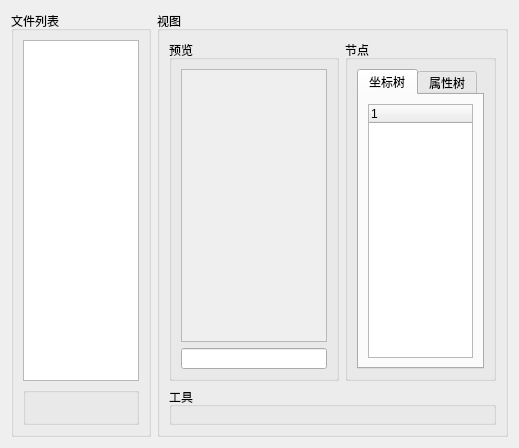
Above: Modules/CoordinateMeasure/scoordinatemeasure.ui from cnscj/WorkHelper before the change. Below: the same form after it.
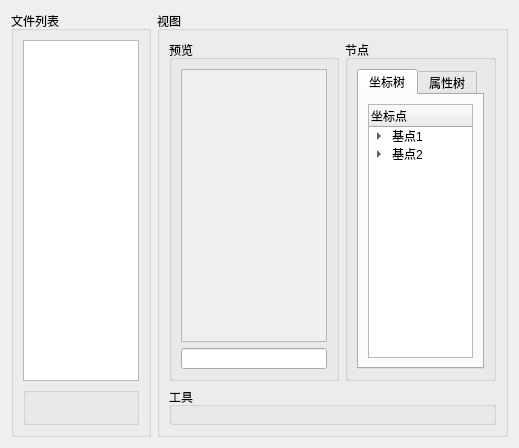
That is the form after the change. Custom widgets are drawn as their Qt base class.

What changed in the file:
```diff
--- a/Modules/CoordinateMeasure/scoordinatemeasure.ui
+++ b/Modules/CoordinateMeasure/scoordinatemeasure.ui
@@ -71,9 +71,39 @@
               <widget class="QTreeWidget" name="treeWidget">
                <column>
                 <property name="text">
-                 <string notr="true">1</string>
+                 <string notr="true">坐标点</string>
                 </property>
                </column>
+               <item>
+                <property name="text">
+                 <string>基点1</string>
+                </property>
+                <item>
+                 <property name="text">
+                  <string>p1</string>
+                 </property>
+                </item>
+               </item>
+               <item>
+                <property name="text">
+                 <string>基点2</string>
+                </property>
+                <item>
+                 <property name="text">
+                  <string>p1</string>
+                 </property>
+                </item>
+                <item>
+                 <property name="text">
+                  <string>p2</string>
+                 </property>
+                </item>
+               </item>
+               <item>
+                <property name="text">
+                 <string/>
+                </property>
+               </item>
               </widget>
              </item>
             </layout>
```
